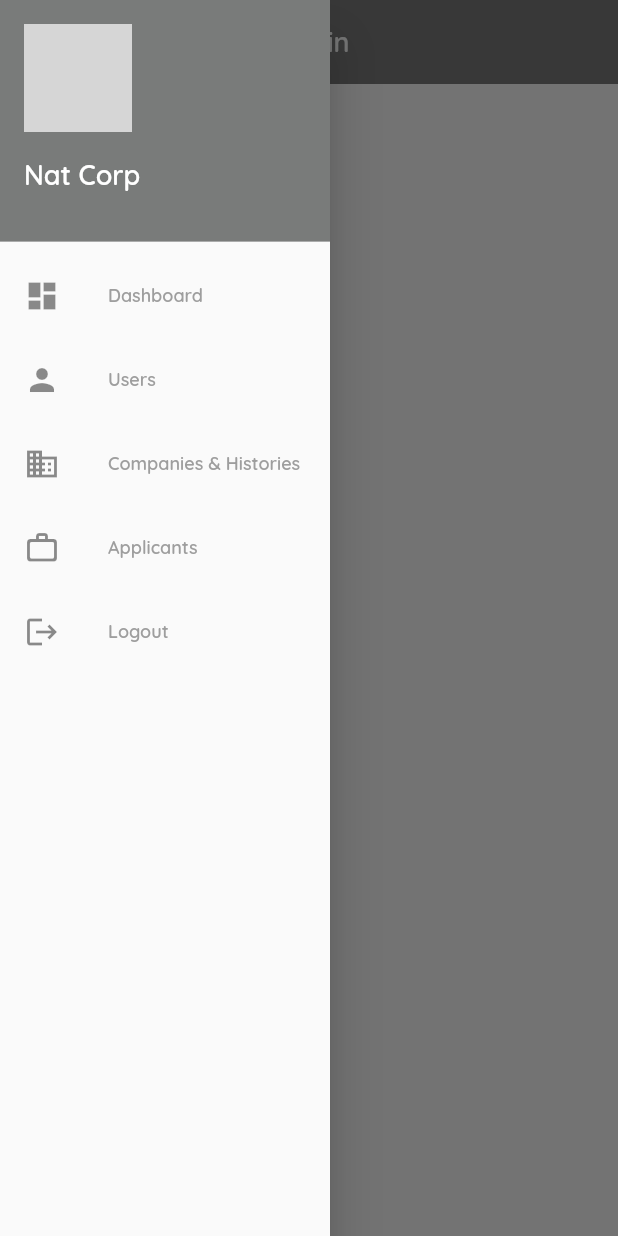
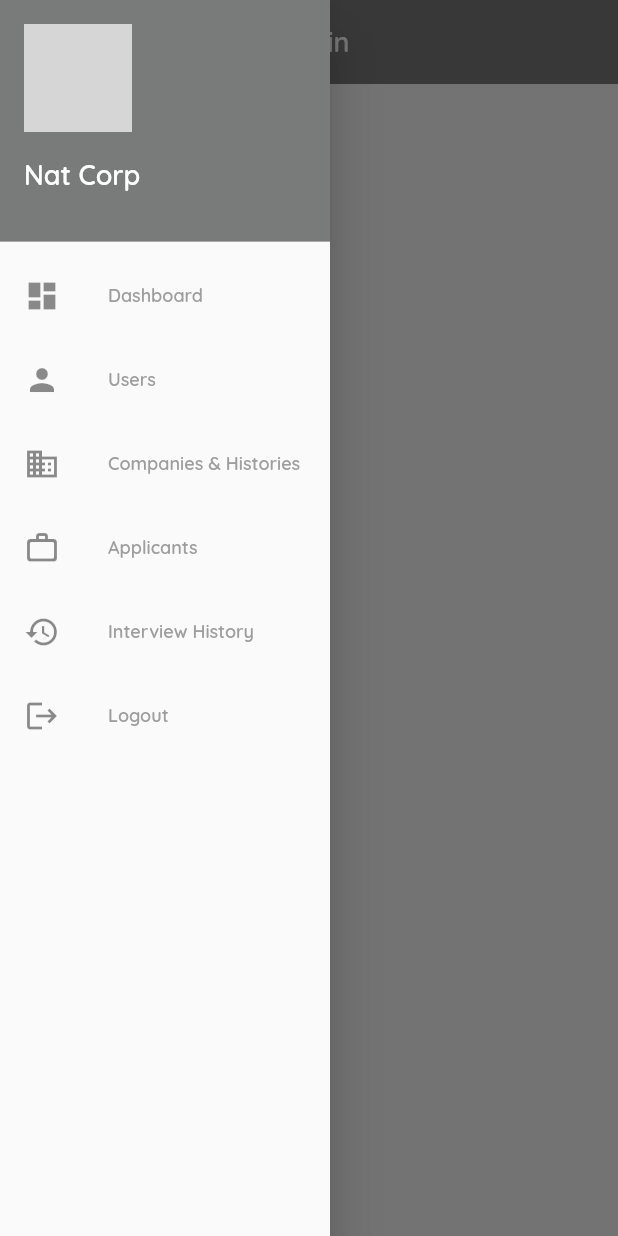
Before and after one commit to Lans12345/NatCorp_Admin, a Flutter app: the screen it shows after launch, with the side drawer open, on a phone screen of 412 x 824 dp. Run offline on Flutter 3.47's test engine with Material 2 defaults, Android fonts, the light colour scheme and no system bars; our stand-ins replace get_storage; grey boxes are pictures that could not be loaded.

Commit message:
added interview history

```diff
--- a/lib/widgets/drawer_widget.dart
+++ b/lib/widgets/drawer_widget.dart
@@ -88,6 +88,18 @@ class _MyDrawerState extends State<DrawerWidget> {
               },
             ),
             ListTile(
+              leading: const Icon(Icons.history),
+              title: TextBold(
+                text: 'Interview History',
+                fontSize: 12,
+                color: Colors.grey,
+              ),
+              onTap: () {
+                // Navigator.of(context)
+                //     .push(MaterialPageRoute(builder: (context) => ChatRoom()));
+              },
+            ),
+            ListTile(
               leading: const Icon(Icons.logout),
               title: TextBold(
                 text: 'Logout',
```
